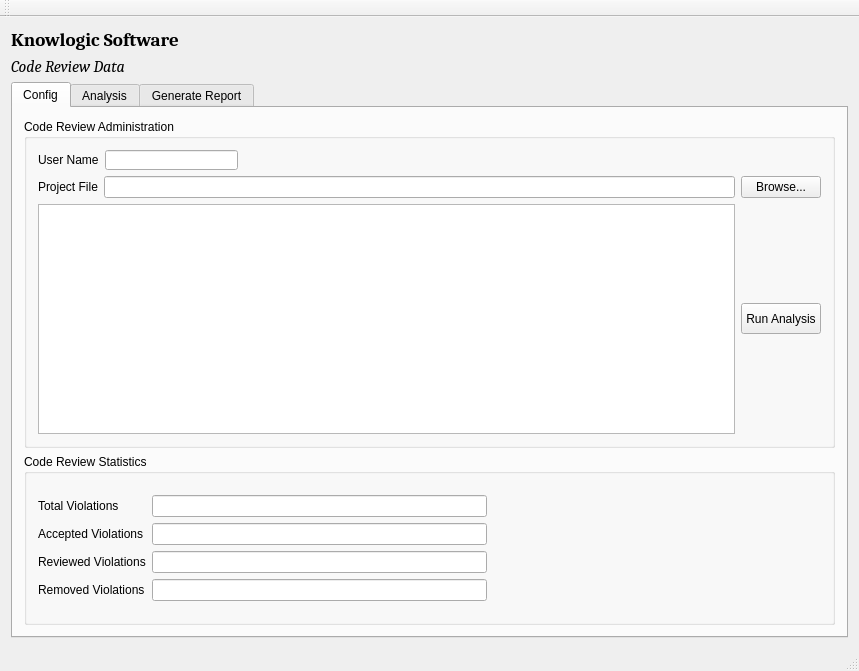
jvahue/codereview1, file crmainwindow.ui: the form before one commit.
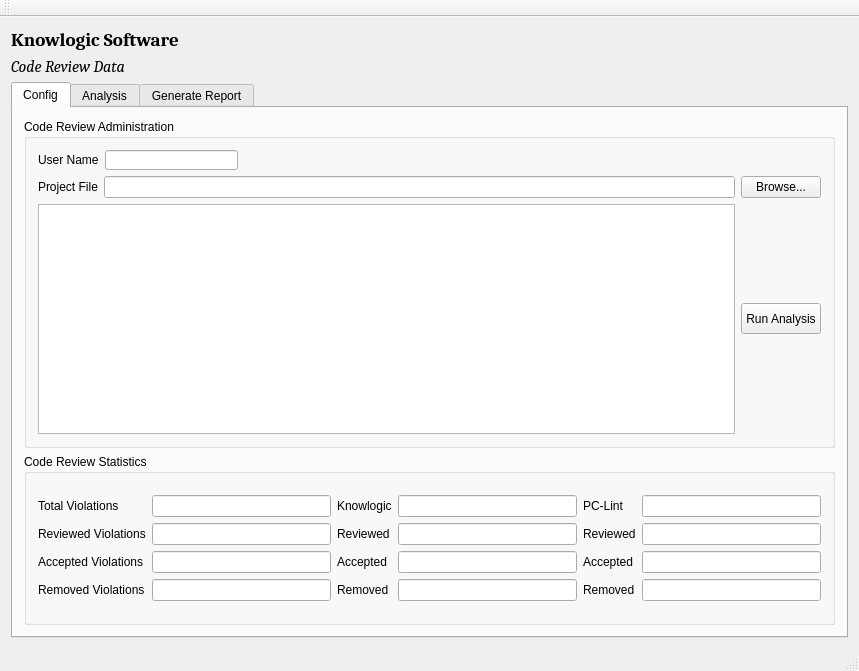
The form after the commit.

Commit message: Update analisys msg, add disposition filter, read-only fields

```diff
--- a/crmainwindow.ui
+++ b/crmainwindow.ui
@@ -177,10 +177,10 @@
                  </property>
                 </widget>
                </item>
-               <item row="1" column="0">
-                <widget class="QLabel" name="label_8">
+               <item row="4" column="0">
+                <widget class="QLabel" name="label_10">
                  <property name="text">
-                  <string>Accepted Violations</string>
+                  <string>Removed Violations</string>
                  </property>
                 </widget>
                </item>
@@ -191,37 +191,152 @@
                  </property>
                 </widget>
                </item>
-               <item row="3" column="0">
-                <widget class="QLabel" name="label_10">
-                 <property name="text">
-                  <string>Removed Violations</string>
-                 </property>
-                </widget>
-               </item>
-               <item row="3" column="1">
-                <widget class="QLineEdit" name="removedViolations"/>
-               </item>
                <item row="2" column="1">
-                <widget class="QLineEdit" name="reviewedViolations"/>
-               </item>
-               <item row="1" column="1">
-                <widget class="QLineEdit" name="acceptedViolations"/>
+                <widget class="QLineEdit" name="reviewedViolations">
+                 <property name="readOnly">
+                  <bool>true</bool>
+                 </property>
+                </widget>
                </item>
                <item row="0" column="1">
-                <widget class="QLineEdit" name="totalViolations"/>
+                <widget class="QLineEdit" name="totalViolations">
+                 <property name="readOnly">
+                  <bool>true</bool>
+                 </property>
+                </widget>
                </item>
-               <item row="1" column="2">
-                <spacer name="horizontalSpacer_3">
-                 <property name="orientation">
-                  <enum>Qt::Horizontal</enum>
+               <item row="3" column="0">
+                <widget class="QLabel" name="label_8">
+                 <property name="text">
+                  <string>Accepted Violations</string>
                  </property>
-                 <property name="sizeHint" stdset="0">
-                  <size>
-                   <width>40</width>
-                   <height>20</height>
-                  </size>
+                </widget>
+               </item>
+               <item row="3" column="1">
+                <widget class="QLineEdit" name="acceptedViolations">
+                 <property name="readOnly">
+                  <bool>true</bool>
                  </property>
-                </spacer>
+                </widget>
+               </item>
+               <item row="4" column="1">
+                <widget class="QLineEdit" name="removedViolations">
+                 <property name="readOnly">
+                  <bool>true</bool>
+                 </property>
+                </widget>
+               </item>
+               <item row="0" column="2">
+                <widget class="QLabel" name="label_4">
+                 <property name="text">
+                  <string>Knowlogic</string>
+                 </property>
+                </widget>
+               </item>
+               <item row="0" column="3">
+                <widget class="QLineEdit" name="ksTotal">
+                 <property name="readOnly">
+                  <bool>true</bool>
+                 </property>
+                </widget>
+               </item>
+               <item row="2" column="2">
+                <widget class="QLabel" name="Reviewed">
+                 <property name="text">
+                  <string>Reviewed</string>
+                 </property>
+                </widget>
+               </item>
+               <item row="3" column="2">
+                <widget class="QLabel" name="label_13">
+                 <property name="text">
+                  <string>Accepted</string>
+                 </property>
+                </widget>
+               </item>
+               <item row="4" column="2">
+                <widget class="QLabel" name="label_14">
+                 <property name="text">
+                  <string>Removed</string>
+                 </property>
+                </widget>
+               </item>
+               <item row="0" column="4">
+                <widget class="QLabel" name="label_12">
+                 <property name="text">
+                  <string>PC-Lint</string>
+                 </property>
+                </widget>
+               </item>
+               <item row="2" column="3">
+                <widget class="QLineEdit" name="ksReviewed">
+                 <property name="readOnly">
+                  <bool>true</bool>
+                 </property>
+                </widget>
+               </item>
+               <item row="3" column="3">
+                <widget class="QLineEdit" name="ksAccepted">
+                 <property name="readOnly">
+                  <bool>true</bool>
+                 </property>
+                </widget>
+               </item>
+               <item row="4" column="3">
+                <widget class="QLineEdit" name="ksRemoved">
+                 <property name="readOnly">
+                  <bool>true</bool>
+                 </property>
+                </widget>
+               </item>
+               <item row="2" column="5">
+                <widget class="QLineEdit" name="pcReviewed">
+                 <property name="readOnly">
+                  <bool>true</bool>
+                 </property>
+                </widget>
+               </item>
+               <item row="2" column="4">
+                <widget class="QLabel" name="label_15">
+                 <property name="text">
+                  <string>Reviewed</string>
+                 </property>
+                </widget>
+               </item>
+               <item row="3" column="4">
+                <widget class="QLabel" name="label_16">
+                 <property name="text">
+                  <string>Accepted</string>
+                 </property>
+                </widget>
+               </item>
+               <item row="4" column="4">
+                <widget class="QLabel" name="label_17">
+                 <property name="text">
+                  <string>Removed</string>
+                 </property>
+                </widget>
+               </item>
+               <item row="0" column="5">
+                <widget class="QLineEdit" name="pcTotal">
+                 <property name="readOnly">
+                  <bool>true</bool>
+                 </property>
+                </widget>
+               </item>
+               <item row="3" column="5">
+                <widget class="QLineEdit" name="pcAccepted">
+                 <property name="readOnly">
+                  <bool>true</bool>
+                 </property>
+                </widget>
+               </item>
+               <item row="4" column="5">
+                <widget class="QLineEdit" name="pcRemoved">
+                 <property name="readOnly">
+                  <bool>true</bool>
+                 </property>
+                </widget>
                </item>
               </layout>
              </item>
```
Left out of the diff: 64 changed lines with no effect on the pictures. The commit also changes 7 other files.
